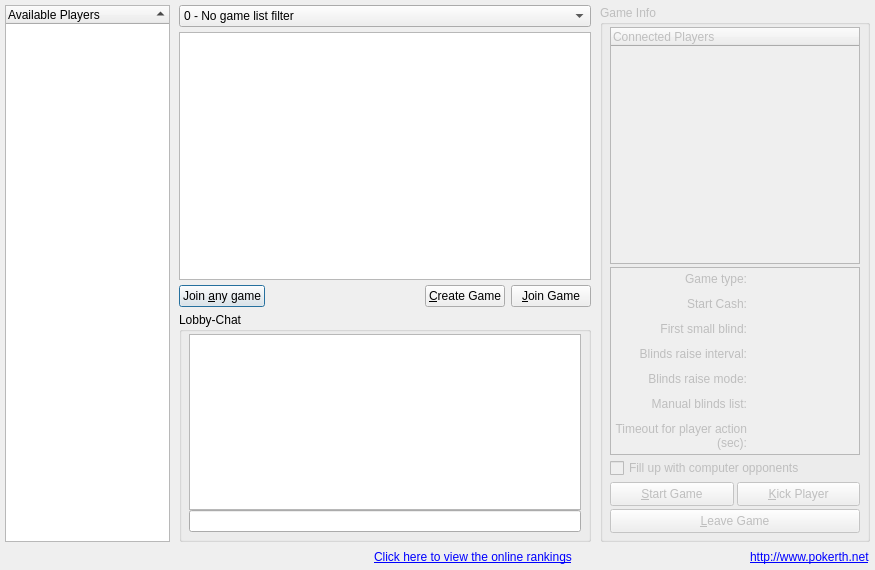
This is src/gui/qt/gamelobbydialog.ui in pokerth/pokerth as Qt 5 draws it before an edit. The edited form follows.
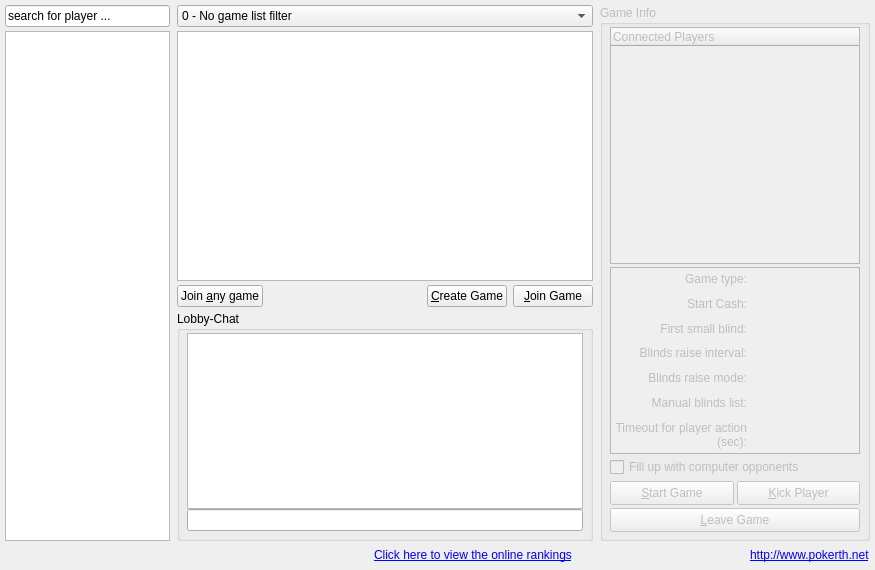
This is the edited form. Icons and pictures are not drawn.

Commit message: lobby nick list refactoring done. search function for nick list added. sorting is caseinsensitive now

Patch:
```diff
--- a/src/gui/qt/gamelobbydialog.ui
+++ b/src/gui/qt/gamelobbydialog.ui
@@ -25,29 +25,20 @@
   <property name="windowTitle">
    <string>Internet Game Lobby</string>
   </property>
-  <layout class="QGridLayout">
-   <property name="leftMargin">
-    <number>5</number>
-   </property>
-   <property name="topMargin">
-    <number>5</number>
-   </property>
-   <property name="rightMargin">
-    <number>5</number>
-   </property>
-   <property name="bottomMargin">
-    <number>3</number>
-   </property>
+  <layout class="QGridLayout" name="gridLayout_2">
    <property name="horizontalSpacing">
-    <number>9</number>
+    <number>7</number>
    </property>
    <property name="verticalSpacing">
+    <number>4</number>
+   </property>
+   <property name="margin">
     <number>5</number>
    </property>
-   <item row="0" column="0" rowspan="4">
-    <widget class="QTreeWidget" name="treeWidget_NickList">
+   <item row="0" column="0">
+    <widget class="QLineEdit" name="lineEdit_searchForPlayers">
      <property name="sizePolicy">
-      <sizepolicy hsizetype="Fixed" vsizetype="Expanding">
+      <sizepolicy hsizetype="Fixed" vsizetype="Fixed">
        <horstretch>0</horstretch>
        <verstretch>0</verstretch>
       </sizepolicy>
@@ -64,245 +55,8 @@
        <height>16777215</height>
       </size>
      </property>
-     <property name="contextMenuPolicy">
-      <enum>Qt::CustomContextMenu</enum>
-     </property>
-     <property name="indentation">
-      <number>5</number>
-     </property>
-     <property name="rootIsDecorated">
-      <bool>false</bool>
-     </property>
-     <property name="sortingEnabled">
-      <bool>true</bool>
-     </property>
-     <column>
-      <property name="text">
-       <string>Available Players</string>
-      </property>
-     </column>
-    </widget>
-   </item>
-   <item row="2" column="1">
-    <layout class="QHBoxLayout">
-     <property name="spacing">
-      <number>6</number>
-     </property>
-     <property name="margin">
-      <number>0</number>
-     </property>
-     <item>
-      <widget class="QPushButton" name="pushButton_joinAnyGame">
-       <property name="text">
-        <string>Join &amp;any game</string>
-       </property>
-       <property name="icon">
-        <iconset resource="resources/pokerth.qrc">
-         <normaloff>:/gfx/transform-rotate.png</normaloff>:/gfx/transform-rotate.png</iconset>
-       </property>
-      </widget>
-     </item>
-     <item>
-      <spacer>
-       <property name="orientation">
-        <enum>Qt::Horizontal</enum>
-       </property>
-       <property name="sizeType">
-        <enum>QSizePolicy::Expanding</enum>
-       </property>
-       <property name="sizeHint" stdset="0">
-        <size>
-         <width>181</width>
-         <height>20</height>
-        </size>
-       </property>
-      </spacer>
-     </item>
-     <item>
-      <widget class="QPushButton" name="pushButton_CreateGame">
-       <property name="text">
-        <string>&amp;Create Game</string>
-       </property>
-       <property name="icon">
-        <iconset resource="resources/pokerth.qrc">
-         <normaloff>:/gfx/list_add.png</normaloff>:/gfx/list_add.png</iconset>
-       </property>
-      </widget>
-     </item>
-     <item>
-      <widget class="QPushButton" name="pushButton_JoinGame">
-       <property name="text">
-        <string>&amp;Join Game</string>
-       </property>
-       <property name="icon">
-        <iconset resource="resources/pokerth.qrc">
-         <normaloff>:/gfx/go-next-view.png</normaloff>:/gfx/go-next-view.png</iconset>
-       </property>
-      </widget>
-     </item>
-    </layout>
-   </item>
-   <item row="3" column="1">
-    <widget class="QGroupBox" name="groupBox_lobbyChat">
-     <property name="minimumSize">
-      <size>
-       <width>400</width>
-       <height>0</height>
-      </size>
-     </property>
-     <property name="maximumSize">
-      <size>
-       <width>16777215</width>
-       <height>230</height>
-      </size>
-     </property>
-     <property name="title">
-      <string>Lobby-Chat</string>
-     </property>
-     <layout class="QGridLayout">
-      <property name="leftMargin">
-       <number>7</number>
-      </property>
-      <property name="topMargin">
-       <number>2</number>
-      </property>
-      <property name="rightMargin">
-       <number>7</number>
-      </property>
-      <property name="bottomMargin">
-       <number>7</number>
-      </property>
-      <property name="spacing">
-       <number>0</number>
-      </property>
-      <item row="0" column="0">
-       <widget class="QTextBrowser" name="textBrowser_ChatDisplay"/>
-      </item>
-      <item row="1" column="0">
-       <widget class="QLineEdit" name="lineEdit_ChatInput"/>
-      </item>
-     </layout>
-    </widget>
-   </item>
-   <item row="4" column="0" colspan="3">
-    <layout class="QHBoxLayout">
-     <item>
-      <widget class="QLabel" name="label_connectedPlayersCounter">
-       <property name="text">
-        <string/>
-       </property>
-      </widget>
-     </item>
-     <item>
-      <widget class="QLabel" name="label_runningGamesCounter">
-       <property name="text">
-        <string/>
-       </property>
-      </widget>
-     </item>
-     <item>
-      <widget class="QLabel" name="label_openGamesCounter">
-       <property name="sizePolicy">
-        <sizepolicy hsizetype="MinimumExpanding" vsizetype="Preferred">
-         <horstretch>0</horstretch>
-         <verstretch>0</verstretch>
-        </sizepolicy>
-       </property>
-       <property name="text">
-        <string/>
-       </property>
-      </widget>
-     </item>
-     <item>
-      <spacer name="horizontalSpacer">
-       <property name="orientation">
-        <enum>Qt::Horizontal</enum>
-       </property>
-       <property name="sizeType">
-        <enum>QSizePolicy::Expanding</enum>
-       </property>
-       <property name="sizeHint" stdset="0">
-        <size>
-         <width>20</width>
-         <height>20</height>
-        </size>
-       </property>
-      </spacer>
-     </item>
-     <item>
-      <widget class="QLabel" name="label">
-       <property name="text">
-        <string>&lt;!DOCTYPE HTML PUBLIC &quot;-//W3C//DTD HTML 4.0//EN&quot; &quot;http://www.w3.org/TR/REC-html40/strict.dtd&quot;&gt;
-&lt;html&gt;&lt;head&gt;&lt;meta name=&quot;qrichtext&quot; content=&quot;1&quot; /&gt;&lt;style type=&quot;text/css&quot;&gt;
-p, li { white-space: pre-wrap; }
-&lt;/style&gt;&lt;/head&gt;&lt;body&gt;
-&lt;table border=&quot;0&quot; style=&quot;-qt-table-type: root; margin-top:4px; margin-bottom:4px; margin-left:4px; margin-right:4px;&quot;&gt;
-&lt;tr&gt;
-&lt;td style=&quot;border: none;&quot;&gt;
-&lt;p style=&quot; margin-top:0px; margin-bottom:0px; margin-left:0px; margin-right:0px; -qt-block-indent:0; text-indent:0px;&quot;&gt;&lt;a href=&quot;http://online-ranking.pokerth.net&quot;&gt;&lt;span style=&quot; text-decoration: underline; color:#0000ff;&quot;&gt;Click here to view the online rankings&lt;/span&gt;&lt;/a&gt;&lt;/p&gt;&lt;/td&gt;&lt;/tr&gt;&lt;/table&gt;&lt;/body&gt;&lt;/html&gt;</string>
-       </property>
-       <property name="openExternalLinks">
-        <bool>true</bool>
-       </property>
-      </widget>
-     </item>
-     <item>
-      <spacer name="horizontalSpacer_2">
-       <property name="orientation">
-        <enum>Qt::Horizontal</enum>
-       </property>
-       <property name="sizeType">
-        <enum>QSizePolicy::Expanding</enum>
-       </property>
-       <property name="sizeHint" stdset="0">
-        <size>
-         <width>20</width>
-         <height>20</height>
-        </size>
-       </property>
-      </spacer>
-     </item>
-     <item>
-      <widget class="QLabel" name="label_pokerthDotNet">
-       <property name="text">
-        <string>&lt;!DOCTYPE HTML PUBLIC &quot;-//W3C//DTD HTML 4.0//EN&quot; &quot;http://www.w3.org/TR/REC-html40/strict.dtd&quot;&gt;
-&lt;html&gt;&lt;head&gt;&lt;meta name=&quot;qrichtext&quot; content=&quot;1&quot; /&gt;&lt;style type=&quot;text/css&quot;&gt;
-p, li { white-space: pre-wrap; }
-&lt;/style&gt;&lt;/head&gt;&lt;body&gt;
-&lt;p style=&quot; margin-top:0px; margin-bottom:0px; margin-left:0px; margin-right:0px; -qt-block-indent:0; text-indent:0px;&quot;&gt;&lt;a href=&quot;http://www.pokerth.net&quot;&gt;&lt;span style=&quot; text-decoration: underline; color:#0000ff;&quot;&gt;http://www.pokerth.net&lt;/span&gt;&lt;/a&gt;&lt;/p&gt;&lt;/body&gt;&lt;/html&gt;</string>
-       </property>
-       <property name="openExternalLinks">
-        <bool>true</bool>
-       </property>
-      </widget>
-     </item>
-    </layout>
-   </item>
-   <item row="1" column="1">
-    <widget class="QTreeView" name="treeView_GameList">
-     <property name="minimumSize">
-      <size>
-       <width>400</width>
-       <height>0</height>
-      </size>
-     </property>
-     <property name="horizontalScrollBarPolicy">
-      <enum>Qt::ScrollBarAlwaysOff</enum>
-     </property>
-     <property name="editTriggers">
-      <set>QAbstractItemView::NoEditTriggers</set>
-     </property>
-     <property name="showDropIndicator" stdset="0">
-      <bool>false</bool>
-     </property>
-     <property name="indentation">
-      <number>5</number>
-     </property>
-     <property name="rootIsDecorated">
-      <bool>false</bool>
-     </property>
-     <property name="sortingEnabled">
-      <bool>true</bool>
+     <property name="text">
+      <string>search for player ...</string>
      </property>
     </widget>
    </item>
@@ -421,7 +175,7 @@
            <x>0</x>
            <y>0</y>
            <width>248</width>
-           <height>179</height>
+           <height>178</height>
           </rect>
          </property>
          <layout class="QGridLayout" name="gridLayout">
@@ -831,6 +585,263 @@
      </layout>
     </widget>
    </item>
+   <item row="1" column="1">
+    <widget class="QTreeView" name="treeView_GameList">
+     <property name="minimumSize">
+      <size>
+       <width>400</width>
+       <height>0</height>
+      </size>
+     </property>
+     <property name="horizontalScrollBarPolicy">
+      <enum>Qt::ScrollBarAlwaysOff</enum>
+     </property>
+     <property name="editTriggers">
+      <set>QAbstractItemView::NoEditTriggers</set>
+     </property>
+     <property name="showDropIndicator" stdset="0">
+      <bool>false</bool>
+     </property>
+     <property name="indentation">
+      <number>5</number>
+     </property>
+     <property name="rootIsDecorated">
+      <bool>false</bool>
+     </property>
+     <property name="sortingEnabled">
+      <bool>true</bool>
+     </property>
+    </widget>
+   </item>
+   <item row="2" column="1">
+    <layout class="QHBoxLayout">
+     <property name="spacing">
+      <number>6</number>
+     </property>
+     <property name="margin">
+      <number>0</number>
+     </property>
+     <item>
+      <widget class="QPushButton" name="pushButton_joinAnyGame">
+       <property name="text">
+        <string>Join &amp;any game</string>
+       </property>
+       <property name="icon">
+        <iconset resource="resources/pokerth.qrc">
+         <normaloff>:/gfx/transform-rotate.png</normaloff>:/gfx/transform-rotate.png</iconset>
+       </property>
+      </widget>
+     </item>
+     <item>
+      <spacer>
+       <property name="orientation">
+        <enum>Qt::Horizontal</enum>
+       </property>
+       <property name="sizeType">
+        <enum>QSizePolicy::Expanding</enum>
+       </property>
+       <property name="sizeHint" stdset="0">
+        <size>
+         <width>181</width>
+         <height>20</height>
+        </size>
+       </property>
+      </spacer>
+     </item>
+     <item>
+      <widget class="QPushButton" name="pushButton_CreateGame">
+       <property name="text">
+        <string>&amp;Create Game</string>
+       </property>
+       <property name="icon">
+        <iconset resource="resources/pokerth.qrc">
+         <normaloff>:/gfx/list_add.png</normaloff>:/gfx/list_add.png</iconset>
+       </property>
+      </widget>
+     </item>
+     <item>
+      <widget class="QPushButton" name="pushButton_JoinGame">
+       <property name="text">
+        <string>&amp;Join Game</string>
+       </property>
+       <property name="icon">
+        <iconset resource="resources/pokerth.qrc">
+         <normaloff>:/gfx/go-next-view.png</normaloff>:/gfx/go-next-view.png</iconset>
+       </property>
+      </widget>
+     </item>
+    </layout>
+   </item>
+   <item row="3" column="1">
+    <widget class="QGroupBox" name="groupBox_lobbyChat">
+     <property name="minimumSize">
+      <size>
+       <width>400</width>
+       <height>0</height>
+      </size>
+     </property>
+     <property name="maximumSize">
+      <size>
+       <width>16777215</width>
+       <height>230</height>
+      </size>
+     </property>
+     <property name="title">
+      <string>Lobby-Chat</string>
+     </property>
+     <layout class="QGridLayout">
+      <property name="leftMargin">
+       <number>7</number>
+      </property>
+      <property name="topMargin">
+       <number>2</number>
+      </property>
+      <property name="rightMargin">
+       <number>7</number>
+      </property>
+      <property name="bottomMargin">
+       <number>7</number>
+      </property>
+      <property name="spacing">
+       <number>0</number>
+      </property>
+      <item row="0" column="0">
+       <widget class="QTextBrowser" name="textBrowser_ChatDisplay"/>
+      </item>
+      <item row="1" column="0">
+       <widget class="QLineEdit" name="lineEdit_ChatInput"/>
+      </item>
+     </layout>
+    </widget>
+   </item>
+   <item row="4" column="0" colspan="3">
+    <layout class="QHBoxLayout">
+     <item>
+      <widget class="QLabel" name="label_connectedPlayersCounter">
+       <property name="text">
+        <string/>
+       </property>
+      </widget>
+     </item>
+     <item>
+      <widget class="QLabel" name="label_runningGamesCounter">
+       <property name="text">
+        <string/>
+       </property>
+      </widget>
+     </item>
+     <item>
+      <widget class="QLabel" name="label_openGamesCounter">
+       <property name="sizePolicy">
+        <sizepolicy hsizetype="MinimumExpanding" vsizetype="Preferred">
+         <horstretch>0</horstretch>
+         <verstretch>0</verstretch>
+        </sizepolicy>
+       </property>
+       <property name="text">
+        <string/>
+       </property>
+      </widget>
+     </item>
+     <item>
+      <spacer name="horizontalSpacer">
+       <property name="orientation">
+        <enum>Qt::Horizontal</enum>
+       </property>
+       <property name="sizeType">
+        <enum>QSizePolicy::Expanding</enum>
+       </property>
+       <property name="sizeHint" stdset="0">
+        <size>
+         <width>20</width>
+         <height>20</height>
+        </size>
+       </property>
+      </spacer>
+     </item>
+     <item>
+      <widget class="QLabel" name="label">
+       <property name="text">
+        <string>&lt;!DOCTYPE HTML PUBLIC &quot;-//W3C//DTD HTML 4.0//EN&quot; &quot;http://www.w3.org/TR/REC-html40/strict.dtd&quot;&gt;
+&lt;html&gt;&lt;head&gt;&lt;meta name=&quot;qrichtext&quot; content=&quot;1&quot; /&gt;&lt;style type=&quot;text/css&quot;&gt;
+p, li { white-space: pre-wrap; }
+&lt;/style&gt;&lt;/head&gt;&lt;body&gt;
+&lt;table border=&quot;0&quot; style=&quot;-qt-table-type: root; margin-top:4px; margin-bottom:4px; margin-left:4px; margin-right:4px;&quot;&gt;
+&lt;tr&gt;
+&lt;td style=&quot;border: none;&quot;&gt;
+&lt;p style=&quot; margin-top:0px; margin-bottom:0px; margin-left:0px; margin-right:0px; -qt-block-indent:0; text-indent:0px;&quot;&gt;&lt;a href=&quot;http://online-ranking.pokerth.net&quot;&gt;&lt;span style=&quot; text-decoration: underline; color:#0000ff;&quot;&gt;Click here to view the online rankings&lt;/span&gt;&lt;/a&gt;&lt;/p&gt;&lt;/td&gt;&lt;/tr&gt;&lt;/table&gt;&lt;/body&gt;&lt;/html&gt;</string>
+       </property>
+       <property name="openExternalLinks">
+        <bool>true</bool>
+       </property>
+      </widget>
+     </item>
+     <item>
+      <spacer name="horizontalSpacer_2">
+       <property name="orientation">
+        <enum>Qt::Horizontal</enum>
+       </property>
+       <property name="sizeType">
+        <enum>QSizePolicy::Expanding</enum>
+       </property>
+       <property name="sizeHint" stdset="0">
+        <size>
+         <width>20</width>
+         <height>20</height>
+        </size>
+       </property>
+      </spacer>
+     </item>
+     <item>
+      <widget class="QLabel" name="label_pokerthDotNet">
+       <property name="text">
+        <string>&lt;!DOCTYPE HTML PUBLIC &quot;-//W3C//DTD HTML 4.0//EN&quot; &quot;http://www.w3.org/TR/REC-html40/strict.dtd&quot;&gt;
+&lt;html&gt;&lt;head&gt;&lt;meta name=&quot;qrichtext&quot; content=&quot;1&quot; /&gt;&lt;style type=&quot;text/css&quot;&gt;
+p, li { white-space: pre-wrap; }
+&lt;/style&gt;&lt;/head&gt;&lt;body&gt;
+&lt;p style=&quot; margin-top:0px; margin-bottom:0px; margin-left:0px; margin-right:0px; -qt-block-indent:0; text-indent:0px;&quot;&gt;&lt;a href=&quot;http://www.pokerth.net&quot;&gt;&lt;span style=&quot; text-decoration: underline; color:#0000ff;&quot;&gt;http://www.pokerth.net&lt;/span&gt;&lt;/a&gt;&lt;/p&gt;&lt;/body&gt;&lt;/html&gt;</string>
+       </property>
+       <property name="openExternalLinks">
+        <bool>true</bool>
+       </property>
+      </widget>
+     </item>
+    </layout>
+   </item>
+   <item row="1" column="0" rowspan="3">
+    <widget class="QTreeView" name="treeView_NickList">
+     <property name="sizePolicy">
+      <sizepolicy hsizetype="Fixed" vsizetype="Expanding">
+       <horstretch>0</horstretch>
+       <verstretch>0</verstretch>
+      </sizepolicy>
+     </property>
+     <property name="minimumSize">
+      <size>
+       <width>165</width>
+       <height>0</height>
+      </size>
+     </property>
+     <property name="maximumSize">
+      <size>
+       <width>165</width>
+       <height>16777215</height>
+      </size>
+     </property>
+     <property name="contextMenuPolicy">
+      <enum>Qt::CustomContextMenu</enum>
+     </property>
+     <property name="editTriggers">
+      <set>QAbstractItemView::NoEditTriggers</set>
+     </property>
+     <property name="rootIsDecorated">
+      <bool>false</bool>
+     </property>
+     <property name="sortingEnabled">
+      <bool>true</bool>
+     </property>
+    </widget>
+   </item>
   </layout>
  </widget>
  <tabstops>
```
Left out of the diff: 3 changed lines with no effect on the pictures. The commit also changes 5 other files.
